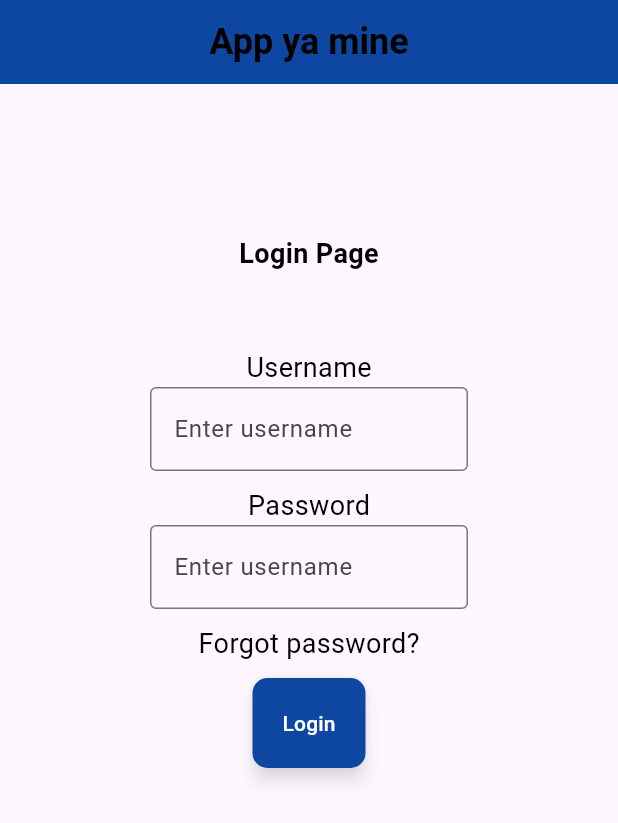
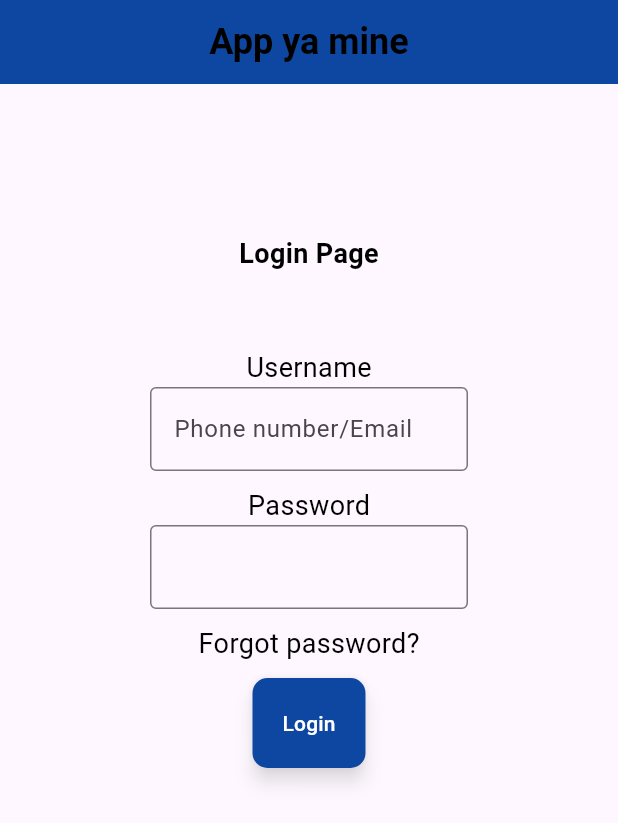
Before and after one commit to eiidoubleyuwes/nimeku-dart-a, a Flutter app: the screen it shows after launch, on a phone screen of 412 x 824 dp. Shown: the top 823 px of the screen. Run offline on Flutter 3.47's test engine with Material 3 defaults, Android fonts, the phone set to English and light mode, and no system bars.

Commit message:
Feat:Added hint to the main.dart
This makes it more reactive to the changes in the text field ie Username for username and password for password

```diff
--- a/myapp_flutter/lib/main.dart
+++ b/myapp_flutter/lib/main.dart
@@ -44,7 +44,7 @@ class Home extends StatelessWidget {
               ),
 
             customText("Username", label: 'Username', fontSize: 18.0,),
-            CustomTextWidget("Username", label: 'Username',),
+            CustomTextWidget("Username", label: 'Username',hint: "Phone number/Email",),
             SizedBox(
                 height: 10.0,
               ),
--- a/myapp_flutter/lib/views/customcontroller.dart
+++ b/myapp_flutter/lib/views/customcontroller.dart
@@ -1,8 +1,12 @@
 import 'package:flutter/material.dart';
 
 class CustomTextWidget extends StatelessWidget {
-  const CustomTextWidget(String s, {
-    super.key, required String label,
+  final String? hint;
+  const CustomTextWidget(
+    String s, {
+    super.key,
+    required String label,
+    this.hint,
   });
 
   @override
@@ -10,7 +14,7 @@ class CustomTextWidget extends StatelessWidget {
     return TextField(
       decoration: InputDecoration(
         border: OutlineInputBorder(),
-        hintText: "Enter username",
+        hintText: hint,
       ),
       controller: TextEditingController(),
     );
```
